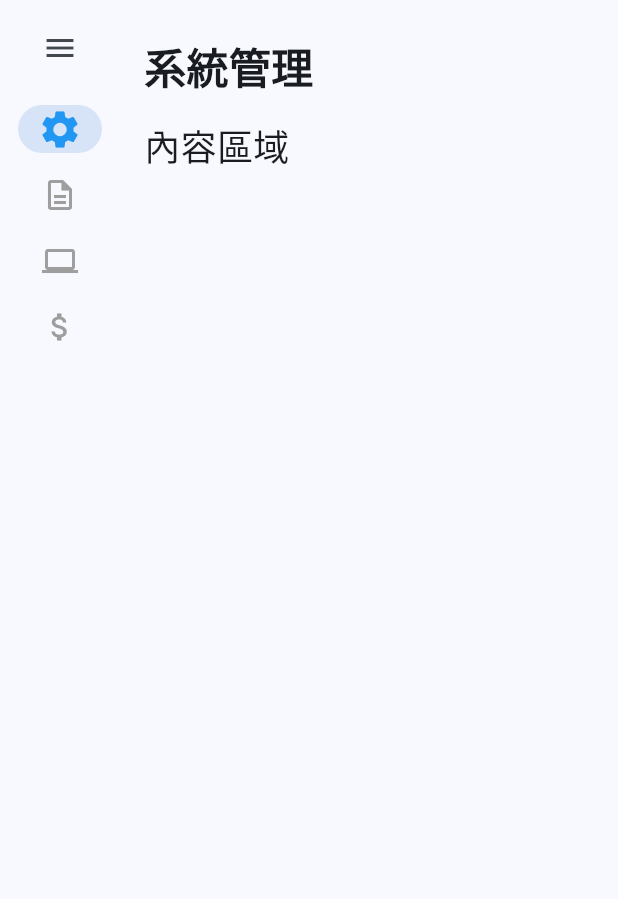
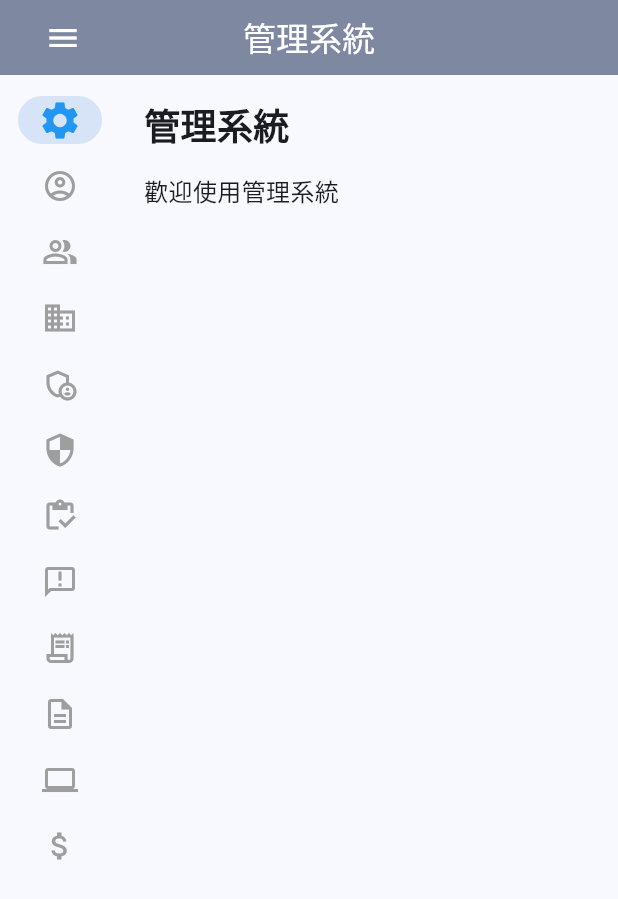
Before and after one commit to mark13578/test, a Flutter app: the screen it shows after launch, after a tap on the "menu open" icon, after a tap on "系統管理", on a phone screen of 412 x 824 dp. Shown: the top 899 px of the screen. Run offline on Flutter 3.47's test engine with Material 3 defaults, Android fonts, the phone set to English and light mode, and no system bars; our stand-ins replace logger.

````diff
--- /dev/null
+++ b/lib/components/custom_appbar.dart
@@ -0,0 +1,36 @@
+import 'package:flutter/material.dart';
+
+import '../utils/logger.dart';
+
+/// 根據傳入的參數, 判定該呈現什麼樣子的 AppBar
+PreferredSizeWidget getCustomAppBarByIndex(
+  String index,
+  BuildContext context, {
+  required bool isExpanded,
+  required String currentPath,
+  required VoidCallback onToggleExpanded,
+}) {
+  logger.i("進入getCustomAppBarByIndex，index為$index");
+  return PreferredSize(
+    preferredSize: const Size.fromHeight(50), //Size.fromHeight(MediaQuery.sizeOf(context).height * 0.075),
+    child: AppBar(
+      centerTitle: true,
+      backgroundColor: const Color.fromARGB(255, 126, 137, 161),
+      elevation: 0,
+      leading: Transform.translate(
+        offset: const Offset(14, 0), // 向左移動 20 像素
+        child: IconButton(
+          icon: Icon(
+            isExpanded ? Icons.menu_open : Icons.menu,
+            color: Colors.white,
+          ),
+          onPressed: onToggleExpanded,
+        ),
+      ),
+      title: Text(
+        currentPath.isNotEmpty ? currentPath : "管理系統",
+        style: const TextStyle(color: Colors.white),
+      ),
+    ),
+  );
+}
--- a/lib/components/side_bar.dart
+++ b/lib/components/side_bar.dart
@@ -1,10 +1,22 @@
 import 'package:flutter/material.dart';
+
+class MenuItem {
+  final String title;
+  final IconData icon;
+  final List<MenuItem> children;
+
+  MenuItem({
+    required this.title,
+    required this.icon,
+    this.children = const [],
+  });
+}
 
 class SideBar extends StatefulWidget {
   final int selectedIndex;
   final bool isExpanded;
   final Map<String, bool> menuExpanded;
-  final List<Map<String, dynamic>> menuItems;
+  final List<MenuItem> menuItems;
   final ValueChanged<int> onDestinationSelected;
   final VoidCallback onToggleExpanded;
   final ValueChanged<String> onToggleMenuExpanded;
@@ -28,7 +40,7 @@ class _SideBarState extends State<SideBar> {
   @override
   Widget build(BuildContext context) {
     return NavigationRailTheme(
-      data: NavigationRailThemeData(
+      data: const NavigationRailThemeData(
         selectedIconTheme: IconThemeData(color: Colors.blue, size: 30),
         unselectedIconTheme: IconThemeData(color: Colors.grey, size: 24),
         selectedLabelTextStyle: TextStyle(color: Colors.blue, fontWeight: FontWeight.bold),
@@ -38,12 +50,6 @@ class _SideBarState extends State<SideBar> {
         selectedIndex: widget.selectedIndex,
         onDestinationSelected: widget.onDestinationSelected,
         extended: widget.isExpanded,
-        leading: IconButton(
-          icon: Icon(widget.isExpanded ? Icons.menu_open : Icons.menu),
-          onPressed: () {
-            widget.onToggleExpanded();
-          },
-        ),
         destinations: _buildNavigationDestinations(),
       ),
     );
@@ -57,39 +63,28 @@ class _SideBarState extends State<SideBar> {
       int currentIndex = index; // 記錄當前第一層的索引
       destinations.add(
         NavigationRailDestination(
-          icon: Icon(category["icon"]),
-          selectedIcon: Icon(category["icon"], color: Colors.blue),
-          label: InkWell(
-            onTap: () {
-              setState(() {
-                // 關閉所有其他第二層選單，並切換當前第一層的展開狀態
-                widget.menuExpanded.updateAll((key, value) =>
-                  key == category["title"] ? !widget.menuExpanded[category["title"]]! : false);
-                // 更新 selectedIndex 到當前第一層
-                widget.onDestinationSelected(currentIndex);
-              });
-            },
-            child: Text(category["title"]),
-          ),
+          icon: Icon(category.icon),
+          selectedIcon: Icon(category.icon, color: Colors.blue),
+          label: Text(category.title), // 移除 InkWell，將展開邏輯交給 onDestinationSelected
         ),
       );
       index++; // 第一層項目計數
 
-      if (widget.menuExpanded[category["title"]] == true) {
-        for (var subItem in category["children"]) {
+      if (widget.menuExpanded[category.title] == true) {
+        for (var subItem in category.children) {
           destinations.add(
             NavigationRailDestination(
               icon: Padding(
                 padding: widget.isExpanded ? const EdgeInsets.only(left: 16.0) : EdgeInsets.zero,
-                child: Icon(subItem["icon"]),
+                child: Icon(subItem.icon),
               ),
               selectedIcon: Padding(
                 padding: widget.isExpanded ? const EdgeInsets.only(left: 16.0) : EdgeInsets.zero,
-                child: Icon(subItem["icon"], color: Colors.blue),
+                child: Icon(subItem.icon, color: Colors.blue),
               ),
               label: Padding(
                 padding: widget.isExpanded ? const EdgeInsets.only(left: 16.0) : EdgeInsets.zero,
-                child: Text(subItem["title"]),
+                child: Text(subItem.title),
               ),
             ),
           );
--- a/lib/main.dart
+++ b/lib/main.dart
@@ -1,5 +1,6 @@
 import 'package:flutter/material.dart';
 import 'components/side_bar.dart';
+import 'components/custom_appbar.dart';
 
 void main() {
   runApp(const MyApp());
@@ -35,12 +36,6 @@ class _HomePageState extends State<HomePage> {
   String _currentPath = "";
   Map<String, int>? _lastSelectedSubItem;
 
-  void _updatePath(String parentTitle, String? childTitle) {
-    setState(() {
-      _currentPath = childTitle != null ? "$parentTitle > $childTitle" : "";
-    });
-  }
-
   Map<String, bool> _menuExpanded = {
     "系統管理": false,
     "工單管理": false,
@@ -48,46 +43,46 @@ class _HomePageState extends State<HomePage> {
     "財務管理": false,
   };
 
-  final List<Map<String, dynamic>> _menuItems = [
-    {
-      "title": "系統管理",
-      "icon": Icons.settings,
-      "children": [
-        {"title": " 本人帳號", "icon": Icons.account_circle_outlined},
-        {"title": " 他人帳號", "icon": Icons.people_alt_outlined},
-        {"title": " 企業組織管理", "icon": Icons.business_outlined},
-        {"title": " 角色分配", "icon": Icons.admin_panel_settings_outlined},
-        {"title": " 組織權限分配", "icon": Icons.security_outlined},
-        {"title": " 資產管理", "icon": Icons.inventory_outlined},
-        {"title": " 公告管理", "icon": Icons.announcement_outlined},
-        {"title": " 系統日誌", "icon": Icons.receipt_long_outlined},
-      ]
-    },
-    {
-      "title": "工單管理",
-      "icon": Icons.description_outlined,
-      "children": [
-        {"title": " 建立工單", "icon": Icons.note_add_outlined},
-      ]
-    },
-    {
-      "title": "虛擬機作業",
-      "icon": Icons.computer,
-      "children": [
-        {"title": " 虛擬機", "icon": Icons.computer_outlined},
-        {"title": " 虛擬機操作", "icon": Icons.settings_applications_outlined},
-        {"title": " 虛擬機管理", "icon": Icons.dashboard_outlined},
-      ]
-    },
-    {
-      "title": "財務管理",
-      "icon": Icons.attach_money,
-      "children": [
-        {"title": " 月結帳單管理", "icon": Icons.receipt_outlined},
-        {"title": " 成本核算", "icon": Icons.calculate_outlined},
-        {"title": " 其他進項管理", "icon": Icons.attach_money_outlined},
-      ]
-    },
+  final List<MenuItem> _menuItems = [
+    MenuItem(
+      title: "系統管理",
+      icon: Icons.settings,
+      children: [
+        MenuItem(title: " 本人帳號", icon: Icons.account_circle_outlined),
+        MenuItem(title: " 他人帳號", icon: Icons.people_alt_outlined),
+        MenuItem(title: " 企業組織管理", icon: Icons.business_outlined),
+        MenuItem(title: " 角色分配", icon: Icons.admin_panel_settings_outlined),
+        MenuItem(title: " 組織權限分配", icon: Icons.security_outlined),
+        MenuItem(title: " 資產管理", icon: Icons.inventory_outlined),
+        MenuItem(title: " 公告管理", icon: Icons.announcement_outlined),
+        MenuItem(title: " 系統日誌", icon: Icons.receipt_long_outlined),
+      ],
+    ),
+    MenuItem(
+      title: "工單管理",
+      icon: Icons.description_outlined,
+      children: [
+        MenuItem(title: " 建立工單", icon: Icons.note_add_outlined),
+      ],
+    ),
+    MenuItem(
+      title: "虛擬機作業",
+      icon: Icons.computer,
+      children: [
+        MenuItem(title: " 虛擬機", icon: Icons.computer_outlined),
+        MenuItem(title: " 虛擬機操作", icon: Icons.settings_applications_outlined),
+        MenuItem(title: " 虛擬機管理", icon: Icons.dashboard_outlined),
+      ],
+    ),
+    MenuItem(
+      title: "財務管理",
+      icon: Icons.attach_money,
+      children: [
+        MenuItem(title: " 月結帳單管理", icon: Icons.receipt_outlined),
+        MenuItem(title: " 成本核算", icon: Icons.calculate_outlined),
+        MenuItem(title: " 其他進項管理", icon: Icons.attach_money_outlined),
+      ],
+    ),
   ];
 
   final List<String> _pageTitles = [
@@ -115,107 +110,141 @@ class _HomePageState extends State<HomePage> {
   @override
   Widget build(BuildContext context) {
     return Scaffold(
-      body: SingleChildScrollView(
-        child: IntrinsicHeight(
-          child: Row(
+      appBar: getCustomAppBarByIndex(
+        "", // 傳入空字串，暫時忽略 index
+        context,
+        isExpanded: _isExpanded,
+        currentPath: _currentPath,
+        onToggleExpanded: () {
+          setState(() {
+            if (_isExpanded) {
+              if (_lastSelectedSubItem != null) {
+                _selectedIndex = _lastSelectedSubItem!["parent"]!;
+                _currentPath = "";
+              }
+              _menuExpanded.updateAll((key, value) => false);
+            } else {
+              if (_lastSelectedSubItem != null) {
+                int parentIndex = _lastSelectedSubItem!["parent"]!;
+                int childIndex = _lastSelectedSubItem!["child"]!;
+                String parentTitle = _menuItems[parentIndex].title;
+                _menuExpanded[parentTitle] = true;
+                int newIndex = parentIndex;
+                for (int i = 0; i < parentIndex; i++) {
+                  if (_menuExpanded[_menuItems[i].title]!) {
+                    newIndex += _menuItems[i].children.length;
+                  }
+                }
+                _selectedIndex = newIndex + 1 + childIndex;
+                _currentPath = "$parentTitle > ${_menuItems[parentIndex].children[childIndex].title}";
+              }
+            }
+            _isExpanded = !_isExpanded;
+          });
+        },
+      ),
+      body: Row(
         crossAxisAlignment: CrossAxisAlignment.start,
         children: [
-              SideBar(
+          // 側邊欄固定高度並支援滾動
+          ConstrainedBox(
+            constraints: BoxConstraints(
+              maxHeight: MediaQuery.of(context).size.height - kToolbarHeight - MediaQuery.of(context).padding.top,
+            ),
+            child: SingleChildScrollView(
+              scrollDirection: Axis.vertical,
+              child: IntrinsicHeight(
+                child: SideBar(
                   selectedIndex: _selectedIndex,
                   isExpanded: _isExpanded,
                   menuExpanded: _menuExpanded,
                   menuItems: _menuItems,
                   onDestinationSelected: (index) {
                     setState(() {
-                    _selectedIndex = index;
-
-                    int count = 0;
+                      int currentIndex = 0;
                       bool found = false;
 
-                    for (var category in _menuItems) {
-                      if (count == index) {
-                        // 點擊第一層項目，清除路徑和第二層記錄
+                      for (int i = 0; i < _menuItems.length; i++) {
+                        var category = _menuItems[i];
+                        if (currentIndex == index) {
+                          _menuExpanded.updateAll((key, value) => key == category.title ? value : false);
+                          _menuExpanded[category.title] = !_menuExpanded[category.title]!;
+                          _selectedIndex = i;
                           _currentPath = "";
                           _lastSelectedSubItem = null;
                           found = true;
                           break;
                         }
-                      count++;
+                        currentIndex++;
 
-                      if (category["children"] != null && _menuExpanded[category["title"]]!) {
-                        for (var subItem in category["children"]) {
-                          if (count == index) {
-                            // 點擊第二層項目，更新路徑和記錄
-                            _currentPath = "${category["title"]} > ${subItem["title"]}";
-                            _lastSelectedSubItem = {
-                              "parent": _menuItems.indexOf(category),
-                              "child": category["children"].indexOf(subItem),
-                            };
+                        if (_menuExpanded[category.title]! && category.children.isNotEmpty) {
+                          for (int j = 0; j < category.children.length; j++) {
+                            if (currentIndex == index) {
+                              _selectedIndex = currentIndex;
+                              _currentPath = "${category.title} > ${category.children[j].title}";
+                              _lastSelectedSubItem = {"parent": i, "child": j};
                               found = true;
                               break;
                             }
-                          count++;
+                            currentIndex++;
                           }
                         }
                         if (found) break;
                       }
+
+                      if (!found) {
+                        _selectedIndex = 0;
+                        _currentPath = "";
+                        _lastSelectedSubItem = null;
+                        _menuExpanded.updateAll((key, value) => false);
+                      }
                     });
                   },
-                onToggleExpanded: () {
-                  setState(() {
-                    if (_isExpanded) {
-                      // 縮合時
-                      if (_lastSelectedSubItem != null) {
-                        _selectedIndex = _lastSelectedSubItem!["parent"]!;
-                        _currentPath = "";
-                      }
-                      _menuExpanded.updateAll((key, value) => false);
-                    } else {
-                      // 展開時
-                      if (_lastSelectedSubItem != null) {
-                        String parentTitle = _menuItems[_lastSelectedSubItem!["parent"]!]["title"];
-                        _menuExpanded[parentTitle] = true;
-                        int parentIndex = _lastSelectedSubItem!["parent"]!;
-                        int childOffset = _lastSelectedSubItem!["child"]!;
-                        _selectedIndex = parentIndex + 1 + childOffset;
-                        _currentPath = "$parentTitle > ${_menuItems[parentIndex]["children"][childOffset]["title"]}";
-                      }
-                    }
-                    _isExpanded = !_isExpanded;
-                  });
-                },
+                  onToggleExpanded: () {},
                   onToggleMenuExpanded: (title) {
                     setState(() {
                       _menuExpanded[title] = !_menuExpanded[title]!;
+                      if (!_menuExpanded[title]! && _lastSelectedSubItem != null) {
+                        int parentIndex = _menuItems.indexWhere((item) => item.title == title);
+                        if (_lastSelectedSubItem!["parent"] == parentIndex) {
+                          _selectedIndex = parentIndex;
+                          _currentPath = "";
+                          _lastSelectedSubItem = null;
+                        }
+                      }
                     });
                   },
                 ),
+              ),
+            ),
+          ),
+          // 內容區域支援滾動
           Expanded(
+            child: SingleChildScrollView(
+              scrollDirection: Axis.vertical,
               child: Padding(
                 padding: const EdgeInsets.all(16.0),
                 child: Column(
                   crossAxisAlignment: CrossAxisAlignment.start,
                   children: [
-                      if (_currentPath.isNotEmpty)
                     Text(
-                          _currentPath,
-                          style: TextStyle(fontSize: 18, color: Colors.grey),
-                        ),
-                      const SizedBox(height: 8),
-                      Text(
-                        _pageTitles[_selectedIndex],
-                        style: TextStyle(fontSize: 28, fontWeight: FontWeight.bold),
+                      _currentPath.isNotEmpty ? _currentPath : "管理系統",
+                      style: const TextStyle(fontSize: 24, fontWeight: FontWeight.bold),
                     ),
                     const SizedBox(height: 16),
-                      Text('內容區域', style: TextStyle(fontSize: 24)),
+                    Text(
+                      _currentPath.isNotEmpty
+                          ? "這裡是${_currentPath.split(" > ").last}的內容"
+                          : "歡迎使用管理系統",
+                      style: const TextStyle(fontSize: 16),
+                    ),
                   ],
+                ),
               ),
             ),
           ),
         ],
       ),
-        ),
-      ),
     );
   }
 }
--- /dev/null
+++ b/lib/utils/config.dart
@@ -0,0 +1 @@
+const IS_DEVELOPMENT_STAGE = true;
--- /dev/null
+++ b/lib/utils/logger.dart
@@ -0,0 +1,36 @@
+import 'package:logger/logger.dart';
+
+import './config.dart';
+
+/// 記錄器，在需要記錄 log 的 .dart 檔案匯入 logger.dart
+///
+/// ```dart
+/// import '../utils/logger.dart';
+/// // or
+/// // import 'logger.dart'
+///
+/// logger.v("Verbose log");
+/// logger.d("Debug log");
+/// logger.i("Info log");
+/// logger.w("Warning log");
+/// logger.e("Error log");
+/// logger.wtf("What a terrible failure log");
+///
+/// // 指定低於某個特定 log 類型的話則不印出來
+/// logger.level = Level.<log 類型>
+/// ```
+///
+/// references:
+///   https://pub.dev/packages/logger
+// logger.Level = Level.Debug;
+
+var logger = Logger(
+  // 定義, 生產階段時, info 以上的 log 才打印出來; 開發階段時, 所有 log 都打印出來
+  level: (IS_DEVELOPMENT_STAGE == true) ? null : Level.info,
+  // 印出來的方法數
+  printer: PrettyPrinter(
+    methodCount: 0,
+    // 是否印出時間的參數
+    printTime: true,
+  ),
+);
--- a/pubspec.yaml
+++ b/pubspec.yaml
@@ -35,6 +35,7 @@ dependencies:
   # The following adds the Cupertino Icons font to your application.
   # Use with the CupertinoIcons class for iOS style icons.
   cupertino_icons: ^1.0.6
+  logger: ^2.5.0
 
 dev_dependencies:
   flutter_test:
````
Lines whose indentation alone changed are shown as unchanged.
